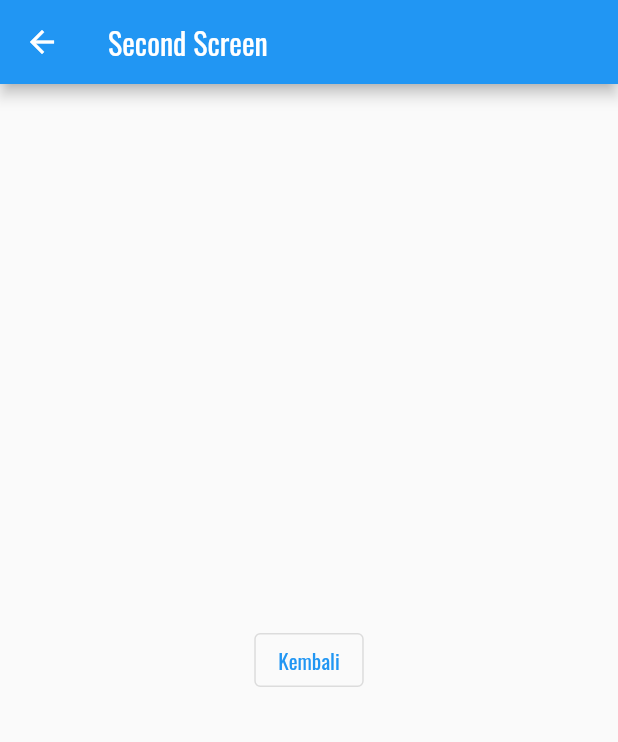
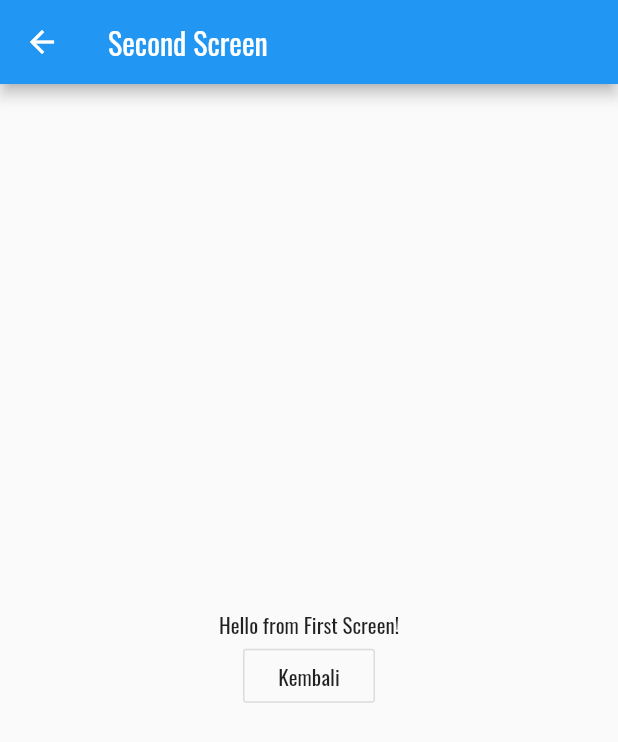
Before and after one commit to FiqSky/flutter-app, a Flutter app: the screen it shows after launch, after a tap on "Pindah Screen", on a phone screen of 412 x 824 dp. Shown: the top 742 px of the screen. Run offline on Flutter 3.47's test engine with Material 2 defaults, Android fonts, the phone set to English and light mode, and no system bars.

Commit message:
Navigation data Communication

```diff
--- a/lib/main.dart
+++ b/lib/main.dart
@@ -21,6 +21,9 @@ class MyApp extends StatelessWidget {
 }
 
 class FirstScreen extends StatelessWidget {
+
+  String message = 'Hello from First Screen!';
+
   @override
   Widget build(BuildContext context) {
     return Scaffold(
@@ -45,9 +48,8 @@ class FirstScreen extends StatelessWidget {
         child: ElevatedButton(
           child: Text('Pindah Screen'),
           onPressed: () {
-            Navigator.push(context, MaterialPageRoute(builder: (context){
-              return SecondScreen();
-            }));
+            Navigator.push(context, MaterialPageRoute(builder: (context)
+              => SecondScreen(message)));
           },
         ),
       )
@@ -56,6 +58,10 @@ class FirstScreen extends StatelessWidget {
 }
 
 class SecondScreen extends StatelessWidget {
+
+  final String message;
+  SecondScreen(this.message);
+
   @override
   Widget build(BuildContext context) {
     return Scaffold(
@@ -63,12 +69,18 @@ class SecondScreen extends StatelessWidget {
         title: Text('Second Screen'),
       ),
       body: Center(
-        child: OutlinedButton(
-          child: Text('Kembali'),
-          onPressed: () {
-            Navigator.pop(context);
-          },
-        ),
+        child: Column(
+          mainAxisAlignment: MainAxisAlignment.center,
+          children: <Widget>[
+            Text(message),
+            OutlineButton(
+              child: Text('Kembali'),
+              onPressed: (){
+                Navigator.pop(context);
+              },
+            )
+          ],
+        )
       ),
     );
   }
```
